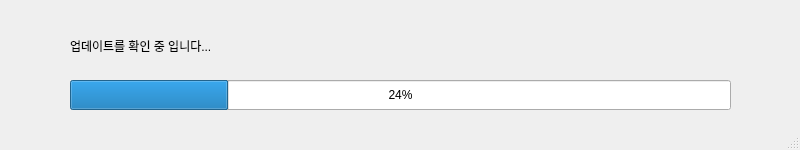
Before: the Qt Designer form elgo_update/UpdateWindow.ui in kr-MATAGI/ELGO_Client_QT, drawn with Qt 5.
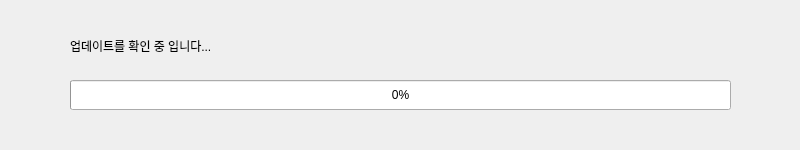
After: the same form once the commit is applied.

Patch:
```diff
--- a/elgo_update/UpdateWindow.ui
+++ b/elgo_update/UpdateWindow.ui
@@ -27,7 +27,7 @@
      </rect>
     </property>
     <property name="value">
-     <number>24</number>
+     <number>0</number>
     </property>
    </widget>
    <widget class="QLabel" name="label">
@@ -44,7 +44,6 @@
     </property>
    </widget>
   </widget>
-  <widget class="QStatusBar" name="statusbar"/>
  </widget>
  <resources/>
  <connections/>
```
